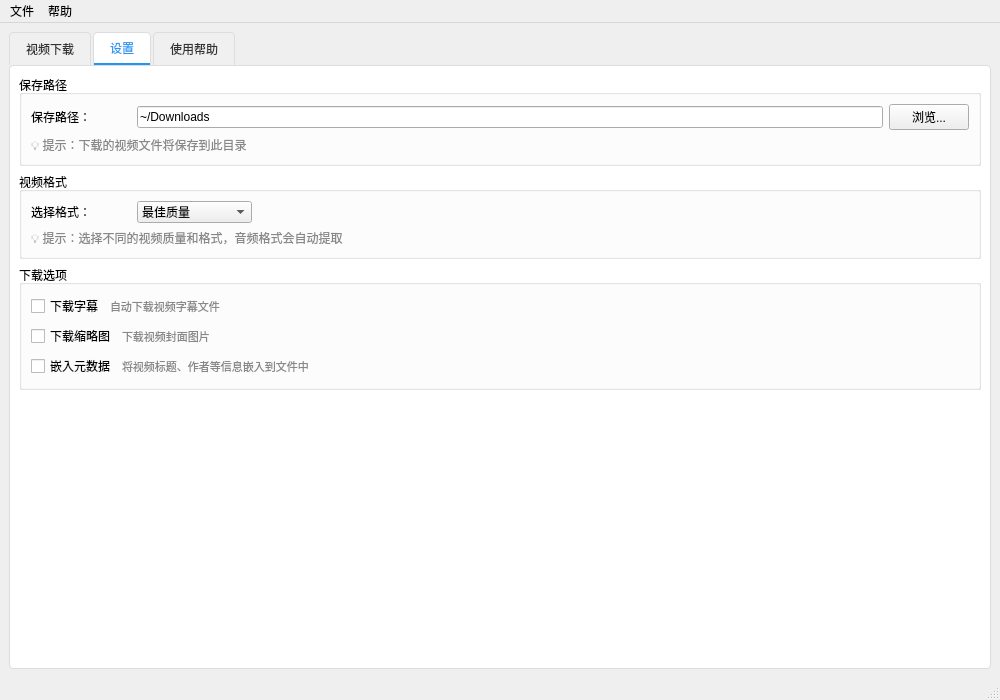
tekintian/yt-dlp, file ytdlp.ui: the form before one commit.
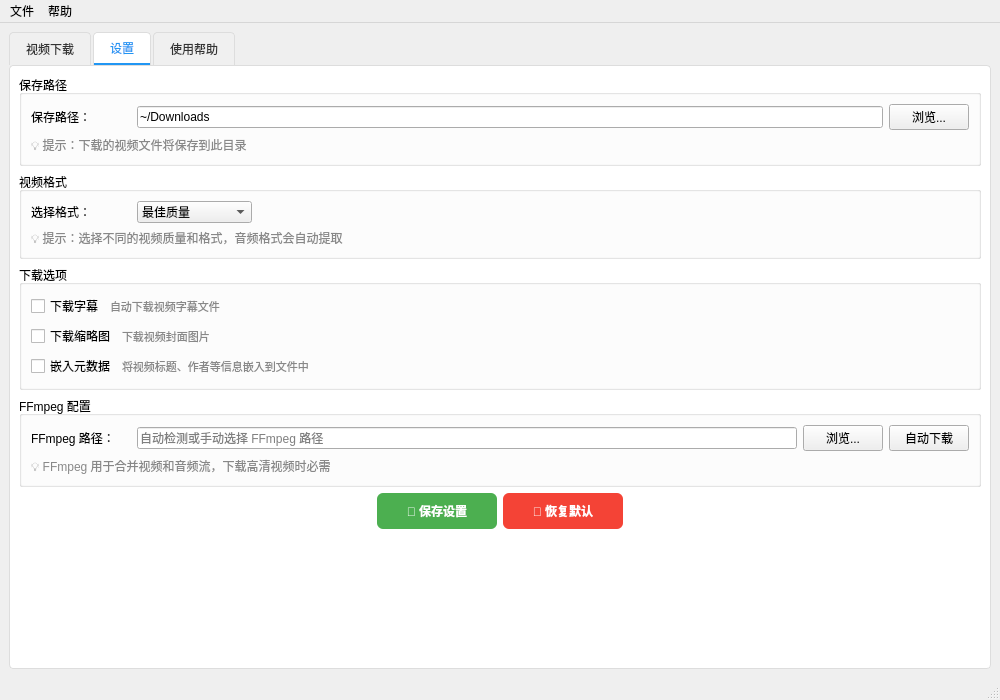
The form after the commit. The open tabs and pages were chosen to show the change.

Commit message: 智能ffmpeg设置功能增加

```diff
--- a/ytdlp.ui
+++ b/ytdlp.ui
@@ -820,6 +820,162 @@
           </layout>
          </widget>
         </item>
+        <item>
+         <widget class="QGroupBox" name="ffmpegGroup">
+          <property name="title">
+           <string>FFmpeg 配置</string>
+          </property>
+          <layout class="QVBoxLayout" name="ffmpegGroupLayout">
+           <item>
+            <layout class="QHBoxLayout" name="ffmpegPathLayout">
+             <item>
+              <widget class="QLabel" name="ffmpegLabel">
+               <property name="minimumSize">
+                <size>
+                 <width>100</width>
+                 <height>0</height>
+                </size>
+               </property>
+               <property name="text">
+                <string>FFmpeg 路径：</string>
+               </property>
+              </widget>
+             </item>
+             <item>
+              <widget class="QLineEdit" name="ffmpegPathEdit">
+               <property name="placeholderText">
+                <string>自动检测或手动选择 FFmpeg 路径</string>
+               </property>
+              </widget>
+             </item>
+             <item>
+              <widget class="QPushButton" name="browseFfmpegBtn">
+               <property name="maximumSize">
+                <size>
+                 <width>80</width>
+                 <height>16777215</height>
+                </size>
+               </property>
+               <property name="text">
+                <string>浏览...</string>
+               </property>
+              </widget>
+             </item>
+             <item>
+              <widget class="QPushButton" name="downloadFfmpegBtn">
+               <property name="maximumSize">
+                <size>
+                 <width>120</width>
+                 <height>16777215</height>
+                </size>
+               </property>
+               <property name="text">
+                <string>自动下载</string>
+               </property>
+              </widget>
+             </item>
+            </layout>
+           </item>
+           <item>
+            <widget class="QLabel" name="ffmpegHintLabel">
+             <property name="styleSheet">
+              <string>color: #888;
+font-size: 12px;</string>
+             </property>
+             <property name="text">
+              <string>💡 FFmpeg 用于合并视频和音频流，下载高清视频时必需</string>
+             </property>
+            </widget>
+           </item>
+          </layout>
+         </widget>
+        </item>
+        <item>
+         <layout class="QHBoxLayout" name="settingsButtonsLayout">
+          <item>
+           <spacer name="horizontalSpacer_2">
+            <property name="orientation">
+             <enum>Qt::Horizontal</enum>
+            </property>
+            <property name="sizeHint" stdset="0">
+             <size>
+              <width>40</width>
+              <height>20</height>
+             </size>
+            </property>
+           </spacer>
+          </item>
+          <item>
+           <widget class="QPushButton" name="saveSettingsBtn">
+            <property name="minimumSize">
+             <size>
+              <width>120</width>
+              <height>36</height>
+             </size>
+            </property>
+            <property name="styleSheet">
+             <string>QPushButton {
+    background-color: #4CAF50;
+    color: white;
+    border-radius: 6px;
+    font-weight: bold;
+    padding: 5px 15px;
+}
+QPushButton:hover {
+    background-color: #45a049;
+}
+QPushButton:pressed {
+    background-color: #3d8b40;
+}</string>
+            </property>
+            <property name="text">
+             <string>💾 保存设置</string>
+            </property>
+           </widget>
+          </item>
+          <item>
+           <widget class="QPushButton" name="resetSettingsBtn">
+            <property name="minimumSize">
+             <size>
+              <width>120</width>
+              <height>36</height>
+             </size>
+            </property>
+            <property name="styleSheet">
+             <string>QPushButton {
+    background-color: #f44336;
+    color: white;
+    border-radius: 6px;
+    font-weight: bold;
+    padding: 5px 15px;
+}
+QPushButton:hover {
+    background-color: #da190b;
+}
+QPushButton:pressed {
+    background-color: #b71c1c;
+}</string>
+            </property>
+            <property name="text">
+             <string>🔄 恢复默认</string>
+            </property>
+           </widget>
+          </item>
+          <item>
+           <spacer name="settingsBtnSpacer">
+            <property name="orientation">
+             <enum>Qt::Horizontal</enum>
+            </property>
+            <property name="sizeHint" stdset="0">
+             <size>
+              <width>40</width>
+              <height>20</height>
+             </size>
+            </property>
+           </spacer>
+          </item>
+         </layout>
+        </item>
         <item>
          <spacer name="settingsSpacer">
           <property name="orientation">
```
Left out of the diff: 116 changed lines with no effect on the pictures. The commit also changes 4 other files.
